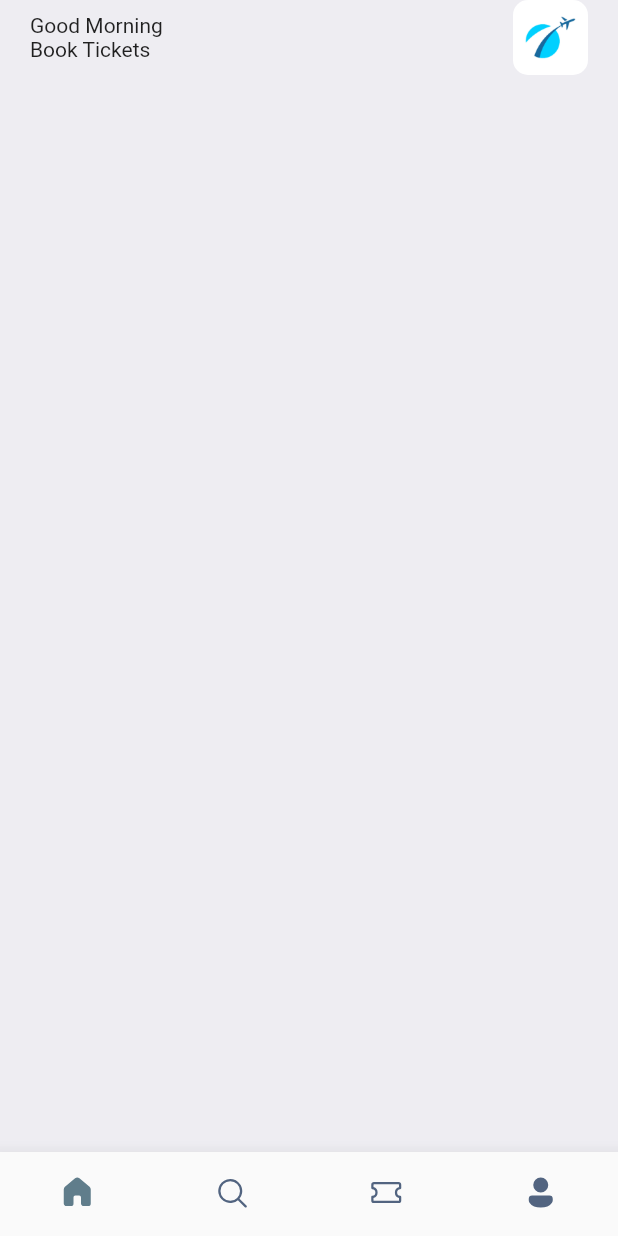
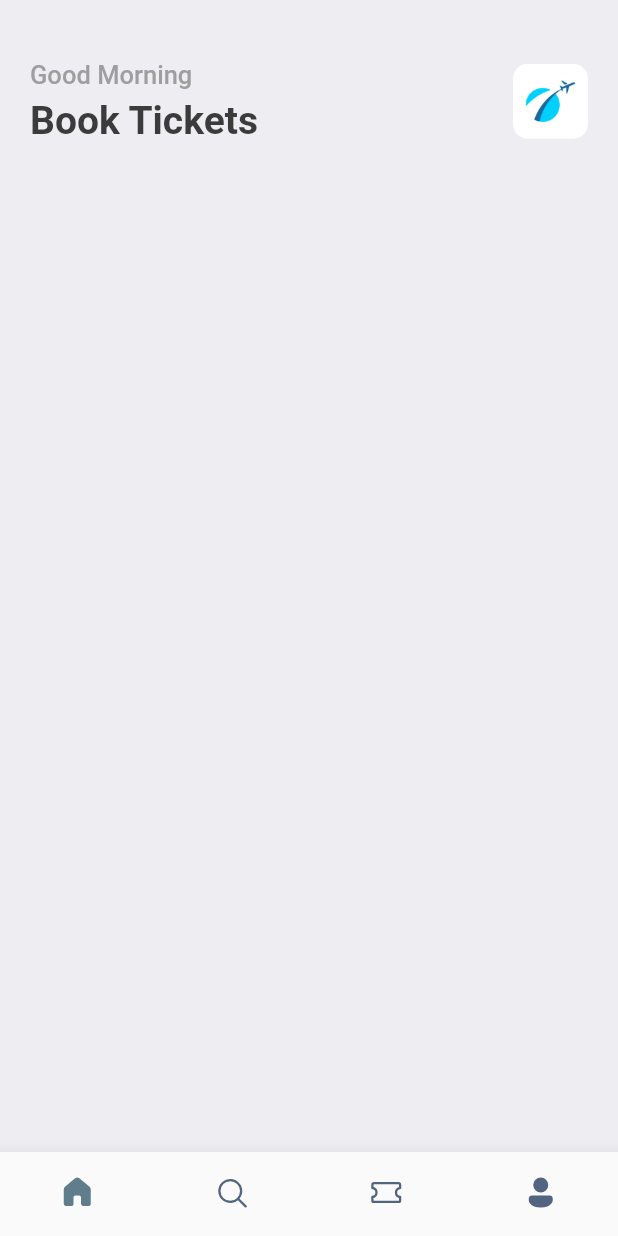
Before and after one commit to dadejecova/Booktickets, a Flutter app: the screen it shows after launch, on a phone screen of 412 x 824 dp. Run offline on Flutter 3.47's test engine with Material 2 defaults, Android fonts, the phone set to English and light mode, and no system bars; our stand-ins replace fluentui_icons, gap.

```diff
--- a/lib/screens/home_screen.dart
+++ b/lib/screens/home_screen.dart
@@ -1,6 +1,7 @@
 import 'package:booktickets/utils/app_styles.dart';
 import 'package:flutter/cupertino.dart';
 import 'package:flutter/material.dart';
+import 'package:gap/gap.dart';
 
 class HomeScreen extends StatelessWidget {
   const HomeScreen({super.key});
@@ -15,17 +16,19 @@ class HomeScreen extends StatelessWidget {
             padding: const EdgeInsets.symmetric(horizontal: 20),
             child: Column(
               children: [
+                const Gap(40),
                 Row(
                   mainAxisAlignment: MainAxisAlignment.spaceBetween,
                   children: [
-                    const Column(
+                    Column(
                       crossAxisAlignment: CrossAxisAlignment.start,
                       children: [
                         Text(
-                            "Good Morning" //55,19
+                            "Good Morning", style: Styles.headLinesStyle3,
                         ),
+                        const Gap(5),
                         Text(
-                            "Book Tickets" //55,19
+                            "Book Tickets", style: Styles.headLinesStyle,
                         ),
                       ],
                     ),
--- a/lib/utils/app_styles.dart
+++ b/lib/utils/app_styles.dart
@@ -9,7 +9,7 @@ class Styles{
   static TextStyle textStyle = TextStyle(fontSize: 16, color: textColor, fontWeight: FontWeight.w500);
   static TextStyle headLinesStyle = TextStyle(fontSize: 26, color: textColor, fontWeight: FontWeight.bold);
   static TextStyle headLinesStyle2 = TextStyle(fontSize: 21, color: textColor, fontWeight: FontWeight.bold);
-  static TextStyle headLinesStyle3 = TextStyle(fontSize: 17, color: textColor, fontWeight: FontWeight.w500);
+  static TextStyle headLinesStyle3 = TextStyle(fontSize: 17, color: Colors.grey.shade500, fontWeight: FontWeight.w500);
   static TextStyle headLinesStyle4 = TextStyle(fontSize: 14, color: Colors.grey.shade500, fontWeight: FontWeight.bold);
 }
 //1.21.01
--- a/pubspec.yaml
+++ b/pubspec.yaml
@@ -30,12 +30,11 @@ environment:
 dependencies:
   flutter:
     sdk: flutter
-
-
   # The following adds the Cupertino Icons font to your application.
   # Use with the CupertinoIcons class for iOS style icons.
   cupertino_icons: ^1.0.2
   fluentui_icons: ^1.0.0
+  gap: ^2.0.0
 
 dev_dependencies:
   flutter_test:
```
